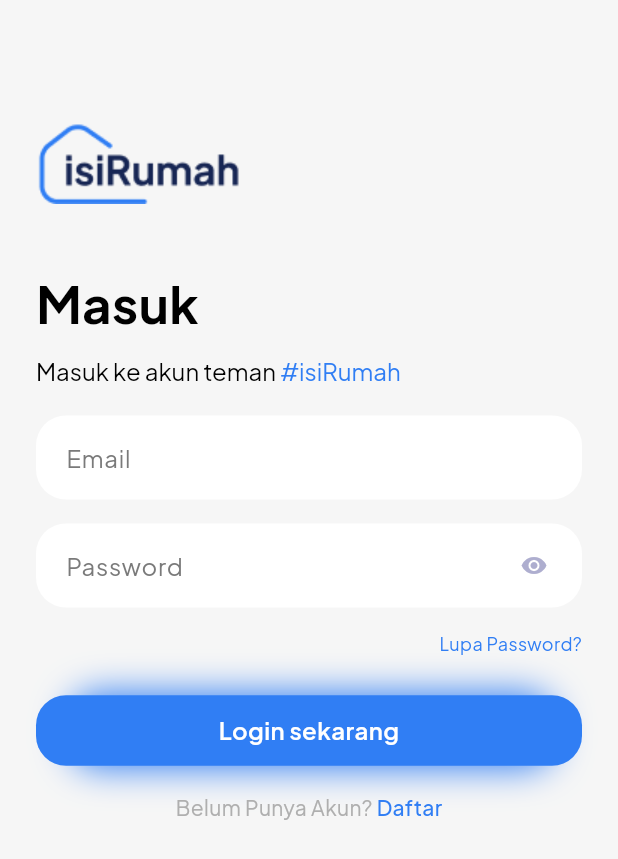
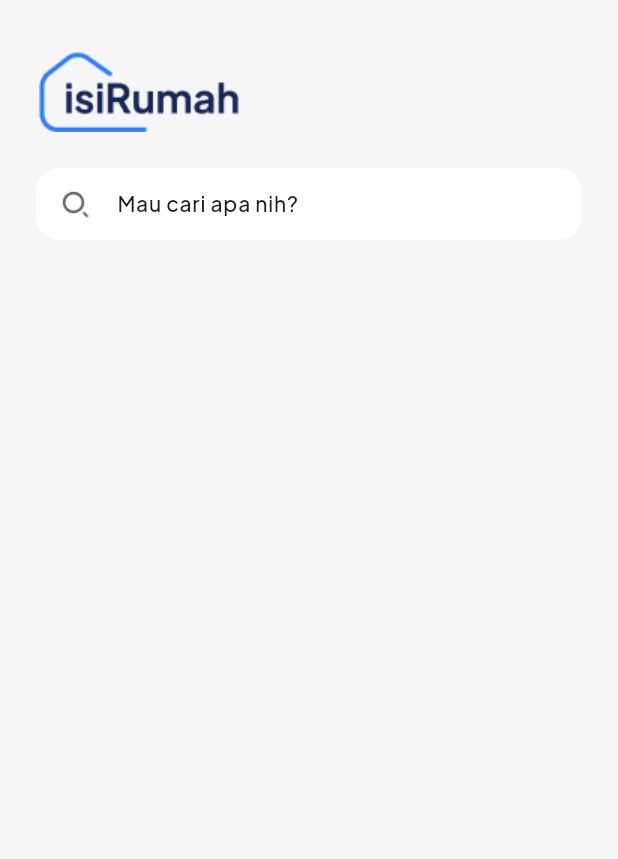
Before and after one commit to pfnazhmi/fe-isiRumah, a Flutter app: the SigninPage screen opened directly, after a tap on "Login sekarang", on a phone screen of 412 x 824 dp. Shown: the top 859 px of the screen. Run offline on Flutter 3.47's test engine with Material 3 defaults, Android fonts, the phone set to English and light mode, and no system bars; our stand-ins replace google_fonts.

Commit message:
add: explore page

```diff
--- a/lib/core/app_asset.dart
+++ b/lib/core/app_asset.dart
@@ -1,4 +1,14 @@
 class AppAsset {
   static const logo = "assets/images/Logo.png";
   static const background = "assets/images/Bg.png";
+  static const exploreUnselected = "assets/images/explore_unselected.png";
+  static const shopUnselected = "assets/images/shop_unselected.png";
+  static const profileUnselected = "assets/images/profile_unselected.png";
+  static const iconCamera = "assets/images/icon_camera.png";
+  static const iconGallery = "assets/images/icon_gallery.png";
+  static const iconSearch = "assets/images/icon_search.png";
+  static const iconTrash = "assets/images/icon_trash.png";
+  static const selectedExplore = "assets/images/selected_explore.png";
+  static const selectedProfile = "assets/images/selected_profile.png";
+  static const selectedShop = "assets/images/selected_shop.png";
 }
--- a/lib/core/app_color.dart
+++ b/lib/core/app_color.dart
@@ -3,4 +3,6 @@
 class AppColor {
   static const primary = Color(0xFF307EF4);
   static const grey = Color(0xFF7A7A7A);
+  static const bgScreen = Color(0xFFF6F6F6);
+  static const black = Color(0xFF1A1A1A);
 }
--- /dev/null
+++ b/lib/feature/explore_page.dart
@@ -0,0 +1,68 @@
+import 'package:flutter/material.dart';
+import 'package:google_fonts/google_fonts.dart';
+import 'package:isirumah/core/app_asset.dart';
+import 'package:isirumah/core/app_color.dart';
+
+class ExplorePage extends StatefulWidget {
+  const ExplorePage({super.key});
+
+  @override
+  State<ExplorePage> createState() => _ExplorePageState();
+}
+
+class _ExplorePageState extends State<ExplorePage> {
+  @override
+  Widget build(BuildContext context) {
+    return Scaffold(
+      backgroundColor: AppColor.bgScreen,
+      body: SafeArea(
+        child: Padding(
+          padding: const EdgeInsets.symmetric(horizontal: 24),
+          child: Column(
+            crossAxisAlignment: CrossAxisAlignment.start,
+            children: [
+              const SizedBox(height: 24),
+              Image.asset(
+                AppAsset.logo,
+              ),
+              const SizedBox(height: 24),
+              Container(
+                decoration: BoxDecoration(
+                  borderRadius: BorderRadius.circular(16),
+                  color: Colors.white,
+                ),
+                child: TextField(
+                  onTap: () {},
+                  decoration: InputDecoration(
+                    hintText: 'Mau cari apa nih?',
+                    hintStyle: GoogleFonts.plusJakartaSans(
+                      fontWeight: FontWeight.w500,
+                      fontSize: 14,
+                      color: const Color(0xFF1A1A1A),
+                    ),
+                    prefixIcon: Padding(
+                      padding: const EdgeInsets.only(
+                        left: 14,
+                        right: 12,
+                      ),
+                      child: Image.asset(
+                        AppAsset.iconSearch,
+                        width: 24,
+                        height: 24,
+                      ),
+                    ),
+                    border: InputBorder.none,
+                    prefixIconConstraints: const BoxConstraints(
+                      minWidth: 12,
+                      minHeight: 14,
+                    ),
+                  ),
+                ),
+              ),
+            ],
+          ),
+        ),
+      ),
+    );
+  }
+}
--- a/lib/feature/signin_page.dart
+++ b/lib/feature/signin_page.dart
@@ -3,6 +3,7 @@
 import 'package:google_fonts/google_fonts.dart';
 import 'package:isirumah/core/app_asset.dart';
 import 'package:isirumah/core/app_color.dart';
+import 'package:isirumah/feature/explore_page.dart';
 import 'package:isirumah/feature/signup_page.dart';
 import 'package:isirumah/widget/button.dart';
 
@@ -96,7 +97,7 @@
                       style: GoogleFonts.plusJakartaSans(
                           //decoration: TextDecoration.underline,
                           fontSize: 12,
-                          fontWeight: FontWeight.w400,
+                          fontWeight: FontWeight.w500,
                           color: AppColor.primary),
                     ),
                   ),
@@ -105,7 +106,14 @@
                   ),
                   Button(
                     label: "Login sekarang",
-                    onTap: () => {},
+                    onTap: () => {
+                      Navigator.push(
+                        context,
+                        MaterialPageRoute(
+                          builder: (context) => const ExplorePage(),
+                        ),
+                      )
+                    },
                     isExpand: true,
                   ),
                   const SizedBox(
@@ -134,7 +142,7 @@
                               ..onTap = () {
                                 Navigator.of(context).push(
                                   MaterialPageRoute(
-                                    builder: (context) => SignupPage(),
+                                    builder: (context) => const SignupPage(),
                                   ),
                                 );
                               },
--- a/lib/feature/splash_page.dart
+++ b/lib/feature/splash_page.dart
@@ -31,7 +31,7 @@
   Widget build(BuildContext context) {
     return SafeArea(
       child: Scaffold(
-        backgroundColor: Colors.transparent,
+        backgroundColor: const Color(0xFFF6F6F6),
         body: Center(
           child: LayoutBuilder(
             builder: (context, constraints) {
--- a/lib/main.dart
+++ b/lib/main.dart
@@ -16,7 +16,7 @@
   Widget build(BuildContext context) {
     return MaterialApp(
       debugShowCheckedModeBanner: false,
-      home: const SignupPage(),
+      home: const SplashPage(),
     );
   }
 }
```
Also changed, not shown: lib/feature/onboarding_page.dart (+22 -8 lines), assets/images/explore_unselected.png (added), assets/images/icon_camera.png (added), assets/images/icon_gallery.png (added), assets/images/icon_search.png (added), assets/images/icon_trash.png (added), assets/images/post1.png (added), assets/images/profile_unselected.png (added), assets/images/selected_explore.png (added), assets/images/selected_profile.png (added), assets/images/selected_shop.png (added), assets/images/shop_unselected.png (added), lib/feature/navbar.dart (added).
